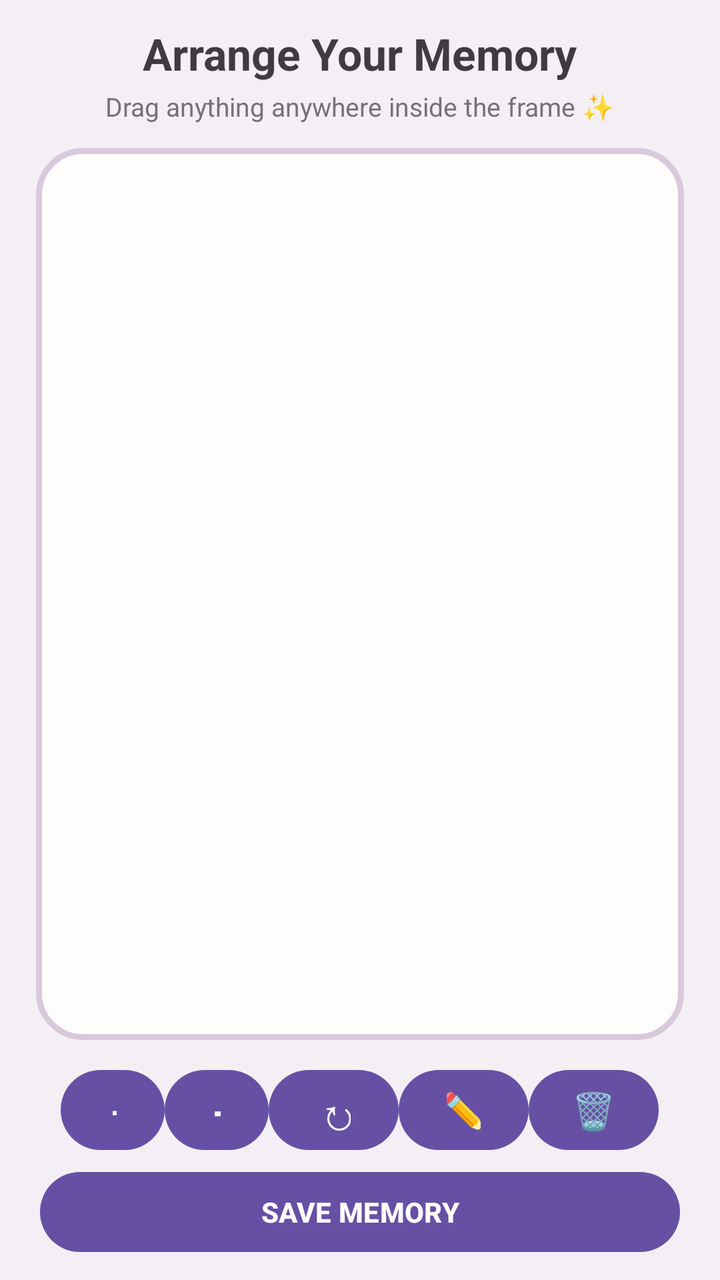
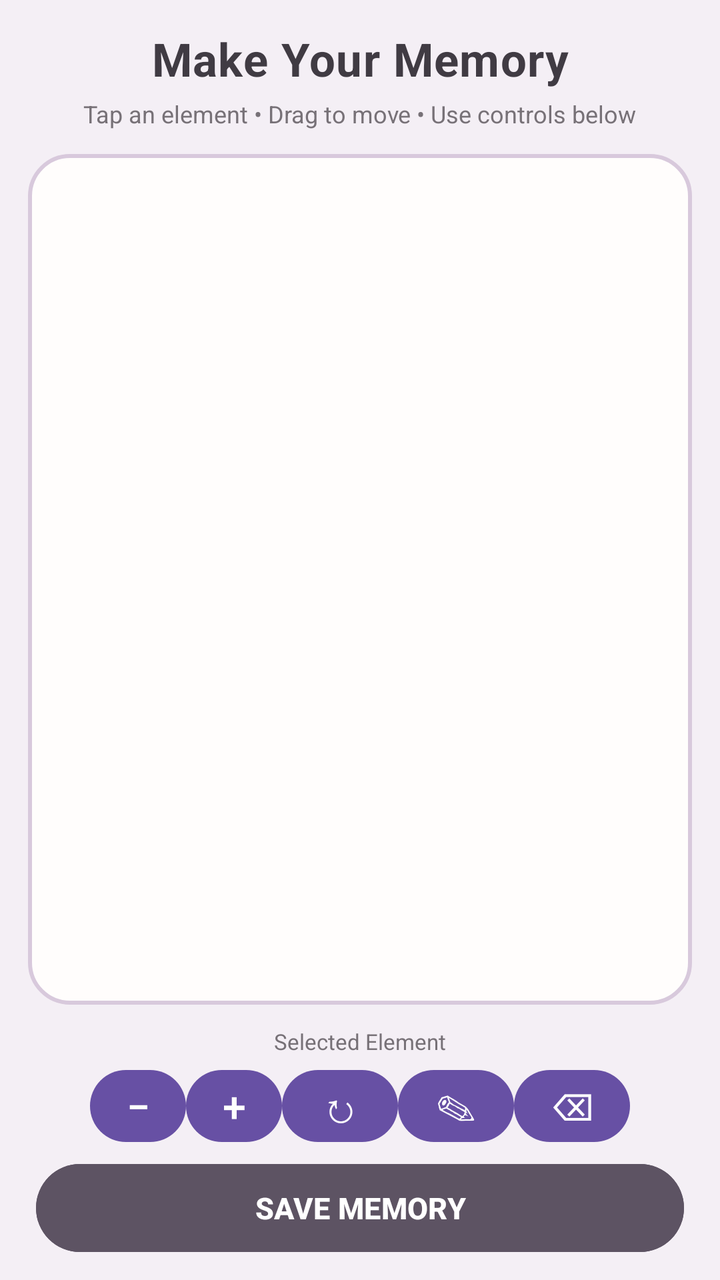

Two renders of the same Android screen: before a commit and after it. Below are the layout's source before the change and the commit's diff.
<!-- AndroidManifest.xml: application theme Theme.Memory_Pin -->
<!-- res/layout/activity_arrange_memory.xml -->
<?xml version="1.0" encoding="utf-8"?>
<androidx.constraintlayout.widget.ConstraintLayout
    xmlns:android="http://schemas.android.com/apk/res/android"
    xmlns:app="http://schemas.android.com/apk/res-auto"
    android:layout_width="match_parent"
    android:layout_height="match_parent"
    android:background="#F4EFF5">

    <TextView
        android:id="@+id/tvArrangeTitle"
        android:layout_width="wrap_content"
        android:layout_height="wrap_content"
        android:text="Arrange Your Memory"
        android:textSize="22sp"
        android:textStyle="bold"
        android:textColor="#403B43"
        app:layout_constraintTop_toTopOf="parent"
        app:layout_constraintStart_toStartOf="parent"
        app:layout_constraintEnd_toEndOf="parent"
        android:layout_marginTop="12dp" />

    <TextView
        android:id="@+id/tvArrangeHint"
        android:layout_width="wrap_content"
        android:layout_height="wrap_content"
        android:text="Drag anything anywhere inside the frame ✨"
        android:textSize="13sp"
        android:textColor="#777177"
        app:layout_constraintTop_toBottomOf="@id/tvArrangeTitle"
        app:layout_constraintStart_toStartOf="parent"
        app:layout_constraintEnd_toEndOf="parent"
        android:layout_marginTop="3dp" />

    <FrameLayout
        android:id="@+id/memoryCanvas"
        android:layout_width="0dp"
        android:layout_height="0dp"
        android:background="@drawable/memory_canvas_background"
        android:clipChildren="true"
        android:clipToPadding="true"
        android:padding="5dp"
        app:layout_constraintTop_toBottomOf="@id/tvArrangeHint"
        app:layout_constraintBottom_toTopOf="@id/photoControls"
        app:layout_constraintStart_toStartOf="parent"
        app:layout_constraintEnd_toEndOf="parent"
        android:layout_marginStart="18dp"
        android:layout_marginEnd="18dp"
        android:layout_marginTop="12dp"
        android:layout_marginBottom="8dp" />

    <LinearLayout
        android:id="@+id/photoControls"
        android:layout_width="match_parent"
        android:layout_height="wrap_content"
        android:orientation="horizontal"
        android:gravity="center"
        android:padding="3dp"
        app:layout_constraintBottom_toTopOf="@id/btnSaveArrangement"
        app:layout_constraintStart_toStartOf="parent"
        app:layout_constraintEnd_toEndOf="parent">

        <Button
            android:id="@+id/btnPhotoSmall"
            android:layout_width="52dp"
            android:layout_height="48dp"
            android:text="−"
            android:textSize="22sp" />

        <Button
            android:id="@+id/btnPhotoBig"
            android:layout_width="52dp"
            android:layout_height="48dp"
            android:text="+"
            android:textSize="22sp" />

        <Button
            android:id="@+id/btnPhotoRotate"
            android:layout_width="65dp"
            android:layout_height="48dp"
            android:text="↻"
            android:textSize="22sp" />

        <Button
            android:id="@+id/btnEditText"
            android:layout_width="65dp"
            android:layout_height="48dp"
            android:text="✏️"
            android:textSize="18sp" />

        <Button
            android:id="@+id/btnPhotoDelete"
            android:layout_width="65dp"
            android:layout_height="48dp"
            android:text="🗑"
            android:textSize="18sp" />

    </LinearLayout>

    <Button
        android:id="@+id/btnSaveArrangement"
        android:layout_width="0dp"
        android:layout_height="wrap_content"
        android:text="SAVE MEMORY"
        android:textStyle="bold"
        app:layout_constraintBottom_toBottomOf="parent"
        app:layout_constraintStart_toStartOf="parent"
        app:layout_constraintEnd_toEndOf="parent"
        android:layout_marginStart="20dp"
        android:layout_marginEnd="20dp"
        android:layout_marginBottom="10dp" />

</androidx.constraintlayout.widget.ConstraintLayout>
<!-- resources referenced by this layout -->
<resources>
  <!-- drawable memory_canvas_background (drawable) -->
  <?xml version="1.0" encoding="utf-8"?>
  <shape
      xmlns:android="http://schemas.android.com/apk/res/android"
      android:shape="rectangle">
  
      <solid
          android:color="#FFFDFC" />
  
      <corners
          android:radius="22dp" />
  
      <stroke
          android:width="3dp"
          android:color="#D8C9DC" />
  
  </shape>
  <style name="Theme.Memory_Pin" parent="Base.Theme.Memory_Pin" />
  <style name="Base.Theme.Memory_Pin" parent="Theme.Material3.DayNight.NoActionBar">
          
          
      </style>
</resources>

<!-- the commit's change to res/layout/activity_arrange_memory.xml (unified diff, before → after) -->
@@ -6,107 +6,164 @@
     android:layout_height="match_parent"
     android:background="#F4EFF5">
 
+    
+
     <TextView
         android:id="@+id/tvArrangeTitle"
         android:layout_width="wrap_content"
         android:layout_height="wrap_content"
-        android:text="Arrange Your Memory"
-        android:textSize="22sp"
+        android:layout_marginTop="14dp"
+        android:text="Make Your Memory"
+        android:textColor="#403B43"
+        android:textSize="23sp"
         android:textStyle="bold"
-        android:textColor="#403B43"
+        android:letterSpacing="0.02"
         app:layout_constraintTop_toTopOf="parent"
         app:layout_constraintStart_toStartOf="parent"
-        app:layout_constraintEnd_toEndOf="parent"
-        android:layout_marginTop="12dp" />
+        app:layout_constraintEnd_toEndOf="parent" />
 
     <TextView
         android:id="@+id/tvArrangeHint"
         android:layout_width="wrap_content"
         android:layout_height="wrap_content"
-        android:text="Drag anything anywhere inside the frame ✨"
-        android:textSize="13sp"
+        android:layout_marginTop="4dp"
+        android:text="Tap an element • Drag to move • Use controls below"
         android:textColor="#777177"
+        android:textSize="12sp"
         app:layout_constraintTop_toBottomOf="@id/tvArrangeTitle"
         app:layout_constraintStart_toStartOf="parent"
-        app:layout_constraintEnd_toEndOf="parent"
-        android:layout_marginTop="3dp" />
+        app:layout_constraintEnd_toEndOf="parent" />
+
+    
 
     <FrameLayout
         android:id="@+id/memoryCanvas"
         android:layout_width="0dp"
         android:layout_height="0dp"
+        android:layout_marginStart="14dp"
+        android:layout_marginEnd="14dp"
+        android:layout_marginTop="12dp"
+        android:layout_marginBottom="8dp"
         android:background="@drawable/memory_canvas_background"
-        android:clipChildren="true"
-        android:clipToPadding="true"
-        android:padding="5dp"
+        android:clipChildren="false"
+        android:clipToPadding="false"
+        android:padding="10dp"
         app:layout_constraintTop_toBottomOf="@id/tvArrangeHint"
         app:layout_constraintBottom_toTopOf="@id/photoControls"
         app:layout_constraintStart_toStartOf="parent"
-        app:layout_constraintEnd_toEndOf="parent"
-        android:layout_marginStart="18dp"
-        android:layout_marginEnd="18dp"
-        android:layout_marginTop="12dp"
-        android:layout_marginBottom="8dp" />
+        app:layout_constraintEnd_toEndOf="parent" />
+
+    
 
     <LinearLayout
         android:id="@+id/photoControls"
         android:layout_width="match_parent"
         android:layout_height="wrap_content"
-        android:orientation="horizontal"
+        android:layout_marginStart="10dp"
+        android:layout_marginEnd="10dp"
+        android:orientation="vertical"
         android:gravity="center"
-        android:padding="3dp"
+        android:paddingTop="3dp"
+        android:paddingBottom="3dp"
         app:layout_constraintBottom_toTopOf="@id/btnSaveArrangement"
         app:layout_constraintStart_toStartOf="parent"
         app:layout_constraintEnd_toEndOf="parent">
 
-        <Button
-            android:id="@+id/btnPhotoSmall"
-            android:layout_width="52dp"
-            android:layout_height="48dp"
-            android:text="−"
-            android:textSize="22sp" />
+        
 
-        <Button
-            android:id="@+id/btnPhotoBig"
-            android:layout_width="52dp"
-            android:layout_height="48dp"
-            android:text="+"
-            android:textSize="22sp" />
+        <TextView
+            android:layout_width="wrap_content"
+            android:layout_height="wrap_content"
+            android:text="Selected Element"
+            android:textColor="#777177"
+            android:textSize="11sp"
+            android:layout_marginBottom="3dp" />
 
-        <Button
-            android:id="@+id/btnPhotoRotate"
-            android:layout_width="65dp"
-            android:layout_height="48dp"
-            android:text="↻"
-            android:textSize="22sp" />
+        
 
-        <Button
-            android:id="@+id/btnEditText"
-            android:layout_width="65dp"
-            android:layout_height="48dp"
-            android:text="✏️"
-            android:textSize="18sp" />
+        <LinearLayout
+            android:layout_width="wrap_content"
+            android:layout_height="wrap_content"
+            android:orientation="horizontal"
+            android:gravity="center">
 
-        <Button
-            android:id="@+id/btnPhotoDelete"
-            android:layout_width="65dp"
-            android:layout_height="48dp"
-            android:text="🗑"
-            android:textSize="18sp" />
+            <Button
+                android:id="@+id/btnPhotoSmall"
+                android:layout_width="48dp"
+                android:layout_height="44dp"
+                android:minWidth="0dp"
+                android:minHeight="0dp"
+                android:padding="0dp"
+                android:text="−"
+                android:textColor="@color/white"
+                android:textSize="21sp" />
+
+            <Button
+                android:id="@+id/btnPhotoBig"
+                android:layout_width="48dp"
+                android:layout_height="44dp"
+                android:minWidth="0dp"
+                android:minHeight="0dp"
+                android:padding="0dp"
+                android:text="+"
+                android:textColor="@color/white"
+                android:textSize="21sp" />
+
+            <Button
+                android:id="@+id/btnPhotoRotate"
+                android:layout_width="58dp"
+                android:layout_height="44dp"
+                android:minWidth="0dp"
+                android:minHeight="0dp"
+                android:padding="0dp"
+                android:text="↻"
+                android:textColor="@color/white"
+                android:textSize="21sp" />
+
+            <Button
+                android:id="@+id/btnEditText"
+                android:layout_width="58dp"
+                android:layout_height="44dp"
+                android:minWidth="0dp"
+                android:minHeight="0dp"
+                android:padding="0dp"
+                android:text="✎"
+                android:textColor="@color/white"
+                android:textSize="20sp" />
+
+            <Button
+                android:id="@+id/btnPhotoDelete"
+                android:layout_width="58dp"
+                android:layout_height="44dp"
+                android:minWidth="0dp"
+                android:minHeight="0dp"
+                android:padding="0dp"
+                android:text="⌫"
+                android:textColor="@color/white"
+                android:textSize="19sp" />
+
+        </LinearLayout>
 
     </LinearLayout>
+
+    
 
     <Button
         android:id="@+id/btnSaveArrangement"
         android:layout_width="0dp"
-        android:layout_height="wrap_content"
+        android:layout_height="52dp"
+        android:layout_marginStart="18dp"
+        android:layout_marginEnd="18dp"
+        android:layout_marginBottom="10dp"
+        android:backgroundTint="#5D5363"
+        android:elevation="3dp"
         android:text="SAVE MEMORY"
+        android:textAllCaps="false"
+        android:textColor="#FFFFFF"
+        android:textSize="15sp"
         android:textStyle="bold"
         app:layout_constraintBottom_toBottomOf="parent"
         app:layout_constraintStart_toStartOf="parent"
-        app:layout_constraintEnd_toEndOf="parent"
-        android:layout_marginStart="20dp"
-        android:layout_marginEnd="20dp"
-        android:layout_marginBottom="10dp" />
+        app:layout_constraintEnd_toEndOf="parent" />
 
 </androidx.constraintlayout.widget.ConstraintLayout>
<!-- resource entries referenced after the edit -->
@@ -1,22 +1,32 @@
 <!-- resources referenced by this layout -->
 <resources>
+  <color name="white">#FFFFFFFF</color>
   <!-- drawable memory_canvas_background (drawable) -->
   <?xml version="1.0" encoding="utf-8"?>
-  <shape
-      xmlns:android="http://schemas.android.com/apk/res/android"
-      android:shape="rectangle">
+  <layer-list
+      xmlns:android="http://schemas.android.com/apk/res/android">
   
-      <solid
-          android:color="#FFFDFC" />
+      
+      <item>
   
-      <corners
-          android:radius="22dp" />
+          <shape
+              android:shape="rectangle">
   
-      <stroke
-          android:width="3dp"
-          android:color="#D8C9DC" />
+              <solid
+                  android:color="#FFFDFC" />
   
-  </shape>
+              <corners
+                  android:radius="20dp" />
+  
+              <stroke
+                  android:width="2dp"
+                  android:color="#D8C9DC" />
+  
+          </shape>
+  
+      </item>
+  
+  </layer-list>
   <style name="Theme.Memory_Pin" parent="Base.Theme.Memory_Pin" />
   <style name="Base.Theme.Memory_Pin" parent="Theme.Material3.DayNight.NoActionBar">
           
